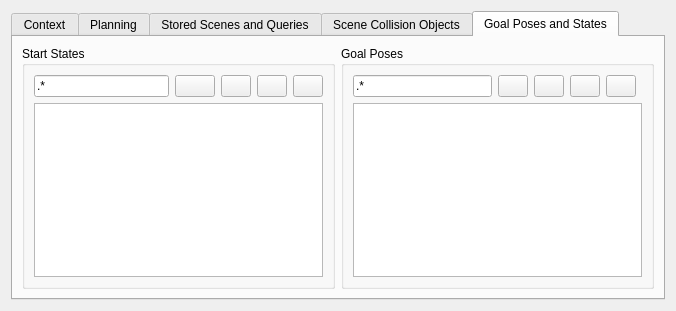
Qt form moveit_ros/visualization/motion_planning_rviz_plugin/src/ui/motion_planning_rviz_plugin_frame.ui (moveit/moveit) before a commit.
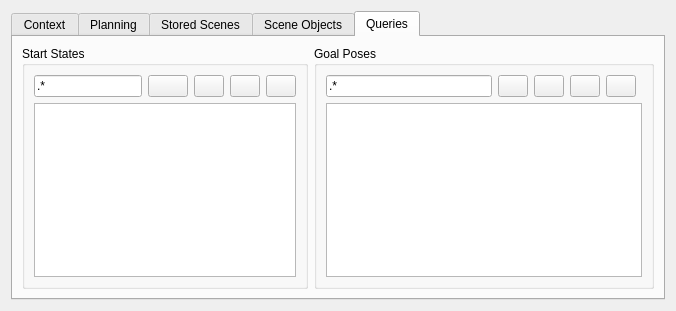
The same form after that commit. The open tabs and pages were chosen to show the change. Icons and pictures are not drawn.

Commit message: renaming tabs

The edit to the form file:
```diff
--- a/moveit_ros/visualization/motion_planning_rviz_plugin/src/ui/motion_planning_rviz_plugin_frame.ui
+++ b/moveit_ros/visualization/motion_planning_rviz_plugin/src/ui/motion_planning_rviz_plugin_frame.ui
@@ -483,7 +483,7 @@
      </widget>
      <widget class="QWidget" name="stored_plans">
       <attribute name="title">
-       <string>Stored Scenes and Queries</string>
+       <string>Stored Scenes</string>
       </attribute>
       <layout class="QGridLayout" name="gridLayout_3">
        <item row="1" column="0">
@@ -625,7 +625,7 @@
      </widget>
      <widget class="QWidget" name="scene_collision_objects">
       <attribute name="title">
-       <string>Scene Collision Objects</string>
+       <string>Scene Objects</string>
       </attribute>
       <layout class="QGridLayout" name="gridLayout_4">
        <item row="0" column="0" rowspan="2">
@@ -876,10 +876,10 @@
      </widget>
      <widget class="QWidget" name="goal_poses_and_states">
       <attribute name="title">
-       <string>Goal Poses and States</string>
+       <string>Queries</string>
       </attribute>
-      <layout class="QHBoxLayout" name="horizontalLayout_2">
-       <item>
+      <layout class="QFormLayout" name="formLayout">
+       <item row="0" column="0">
         <widget class="QGroupBox" name="start_states_groupbox">
          <property name="toolTip">
           <string/>
@@ -992,7 +992,7 @@
          </layout>
         </widget>
        </item>
-       <item>
+       <item row="0" column="1">
         <widget class="QGroupBox" name="goal_poses_groupbox">
          <property name="toolTip">
           <string/>
```
Left out of the diff: 4 changed lines with no effect on the pictures.
